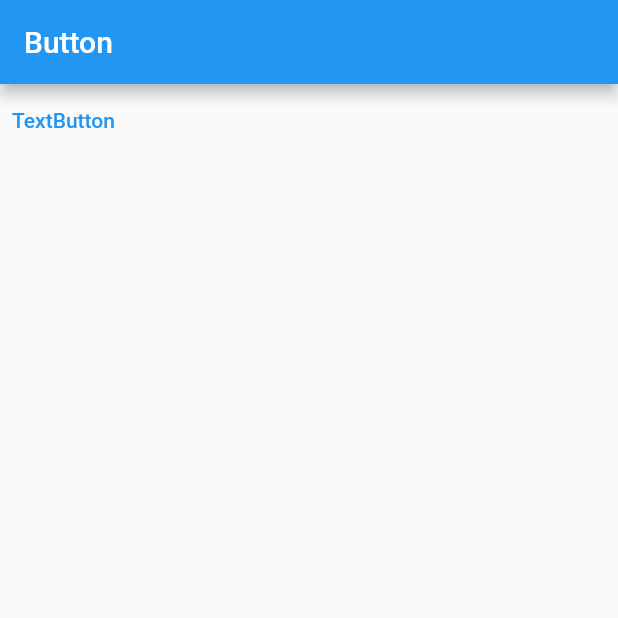
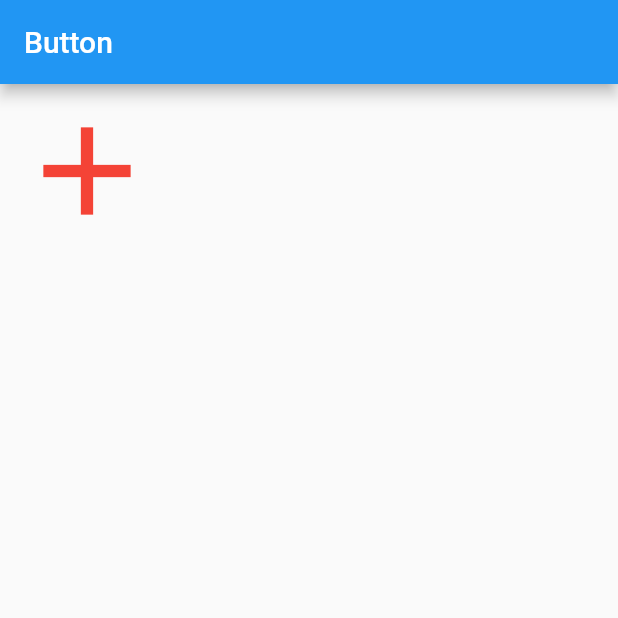
Before and after one commit to chihyeonWON/Flutter-Widget, a Flutter app: the screen it shows after launch, on a phone screen of 412 x 824 dp, the top half of it. Run offline on Flutter 3.47's test engine with Material 2 defaults, Android fonts, the phone set to English and light mode, and no system bars.

Commit message:
IconButton 실습

```diff
--- a/lib/main.dart
+++ b/lib/main.dart
@@ -24,11 +24,11 @@ class MyHomePage extends StatelessWidget {
             appBar: AppBar(
               title: Text('Button'),
             ),
-            body:TextButton(
-              child:Text('TextButton'),
-              onPressed: () {
-                // 실행할 코드 작성
-              },
+            body:IconButton(
+              icon:Icon(Icons.add),
+              color:Colors.red,
+              iconSize:100.0,
+              onPressed:(){},
             )
     );
   }
```
